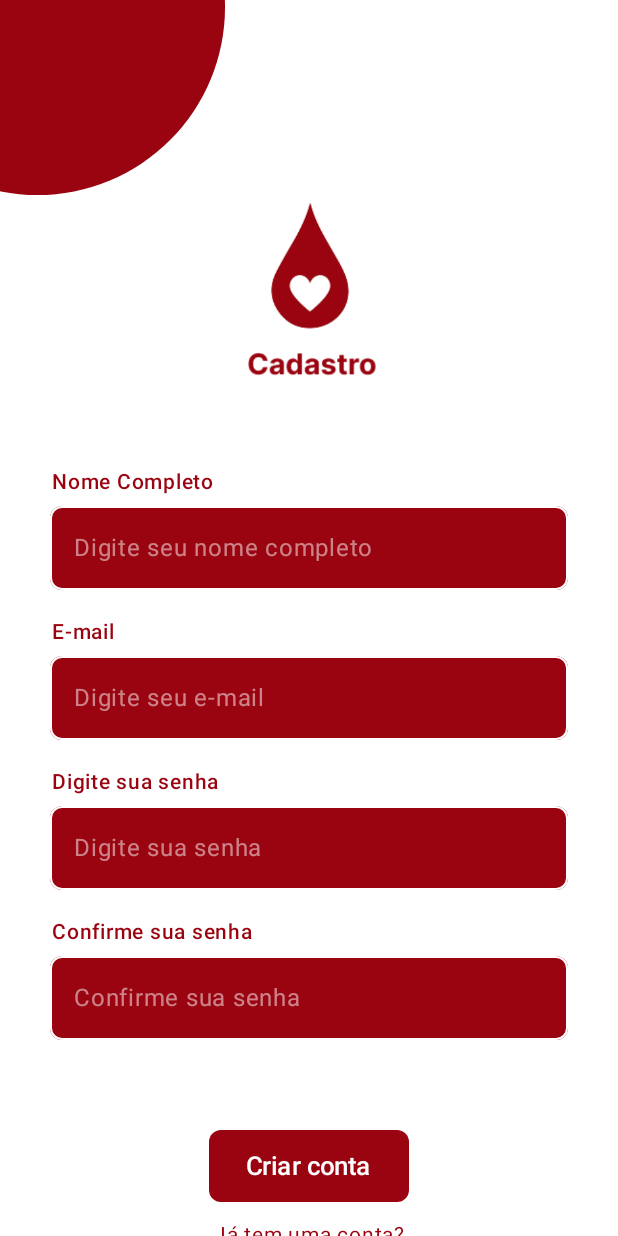
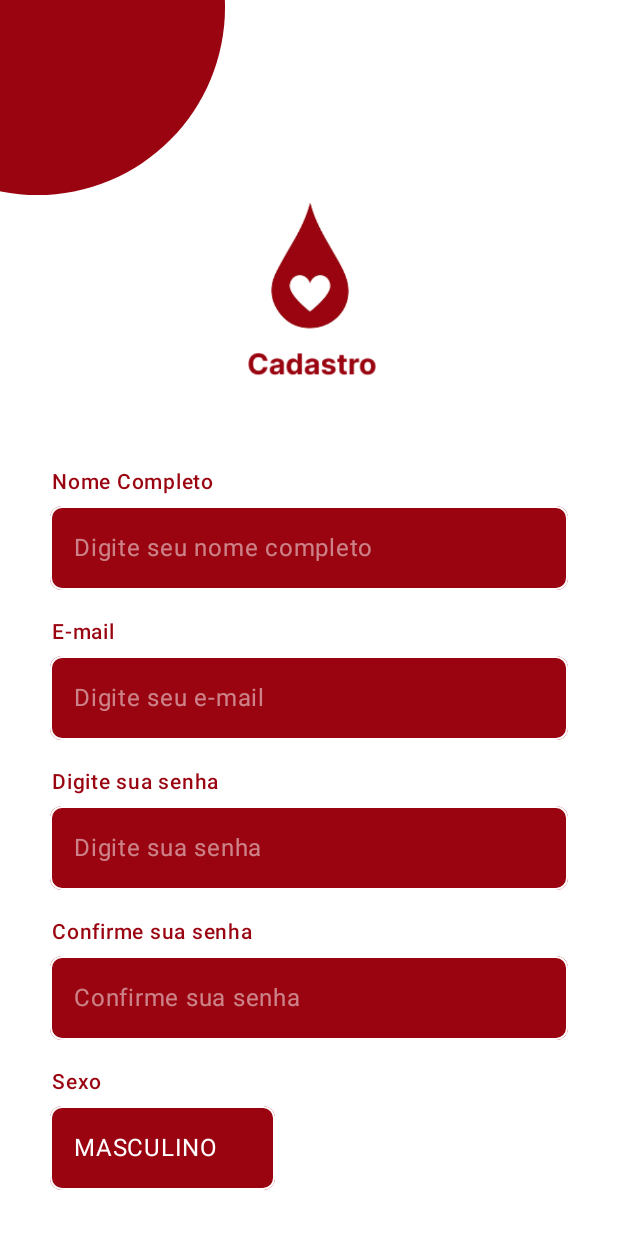
Before and after one commit to D4NIELT0RRES/mobile_DOEVIDA, an Android app built with Jetpack Compose: the tela_cadastro screen opened through its navigation route, on a phone screen of 412 x 824 dp. Run offline under Robolectric (Android 15) with nearby library versions, the phone set to English and light mode, and no system bars.

Commit message:
Integrando a API com as telas cadastro e login

```diff
--- a/app/src/main/java/com/example/doevida/model/Cadastro.kt
+++ b/app/src/main/java/com/example/doevida/model/Cadastro.kt
@@ -4,5 +4,5 @@ data class Cadastro(
     val nome: String = "",
     val email: String = "",
     val senha: String,
-    val confirmarSenha: String
+    val id_sexo: Int = 1
 )
--- a/app/src/main/java/com/example/doevida/screen/TelaCadastro.kt
+++ b/app/src/main/java/com/example/doevida/screen/TelaCadastro.kt
@@ -35,10 +35,8 @@ import com.example.doevida.service.RetrofitFactory
 import kotlinx.coroutines.Dispatchers
 import kotlinx.coroutines.launch
 import kotlinx.coroutines.withContext
-import retrofit2.Call
-import retrofit2.Callback
-import retrofit2.Response
 
+@OptIn(ExperimentalMaterial3Api::class)
 @Composable
 fun TelaCadastro(navController: NavController) {
 
@@ -51,11 +49,21 @@ fun TelaCadastro(navController: NavController) {
     val senha = remember { mutableStateOf("") }
     val confirmarSenha = remember { mutableStateOf("") }
 
-    //mensagens de erro
+    // mensagens de erro
     var isNomeError by remember { mutableStateOf<String?>(null) }
     var isEmailError by remember { mutableStateOf<String?>(null) }
     var isSenhaError by remember { mutableStateOf<String?>(null) }
     var isConfirmarSenhaError by remember { mutableStateOf<String?>(null) }
+
+    // 🔽 Lista de sexos (ordem do JSON do backend)
+    val listaSexos = listOf(
+        Pair(1, "MASCULINO"),
+        Pair(2, "FEMININO"),
+        Pair(3, "OUTRO")
+    )
+    var expanded by remember { mutableStateOf(false) }
+    var selectedSexo by remember { mutableStateOf(listaSexos[0].first) }
+    var selectedLabel by remember { mutableStateOf(listaSexos[0].second) }
 
     fun validarCadastro(): Boolean {
         isNomeError = when {
@@ -123,7 +131,7 @@ fun TelaCadastro(navController: NavController) {
                     .padding(horizontal = 1.dp),
                 horizontalAlignment = Alignment.CenterHorizontally
             ) {
-                //Nome
+                // Nome
                 Column {
                     Text(
                         text = "Nome Completo",
@@ -276,6 +284,58 @@ fun TelaCadastro(navController: NavController) {
                         color = Color.Red,
                         fontSize = 12.sp
                     )
+
+                    Spacer(modifier = Modifier.height(16.dp))
+
+                    // 🔽 Dropdown Sexo
+                    Text(
+                        text = "Sexo",
+                        fontSize = 14.sp,
+                        color = Color(0xFF990410),
+                        fontWeight = FontWeight.SemiBold,
+                        modifier = Modifier
+                            .fillMaxWidth()
+                            .padding(bottom = 4.dp, start = 1.dp),
+                        textAlign = TextAlign.Start
+                    )
+
+                    ExposedDropdownMenuBox(
+                        expanded = expanded,
+                        onExpandedChange = { expanded = !expanded }
+                    ) {
+                        OutlinedTextField(
+                            value = selectedLabel,
+                            onValueChange = {},
+                            readOnly = true,
+                            modifier = Modifier
+                                .menuAnchor()
+                                .width(150.dp) // 👈 largura ajustada para não ficar feio
+                                .background(Color(0xFF990410), shape = RoundedCornerShape(8.dp)),
+                            shape = RoundedCornerShape(8.dp),
+                            colors = OutlinedTextFieldDefaults.colors(
+                                focusedBorderColor = Color.White,
+                                unfocusedBorderColor = Color.White,
+                                cursorColor = Color.White,
+                                focusedTextColor = Color.White,
+                                unfocusedTextColor = Color.White
+                            )
+                        )
+                        ExposedDropdownMenu(
+                            expanded = expanded,
+                            onDismissRequest = { expanded = false }
+                        ) {
+                            listaSexos.forEach { (id, label) ->
+                                DropdownMenuItem(
+                                    text = { Text(label) },
+                                    onClick = {
+                                        selectedSexo = id
+                                        selectedLabel = label
+                                        expanded = false
+                                    }
+                                )
+                            }
+                        }
+                    }
                 }
 
                 Spacer(modifier = Modifier.height(60.dp))
@@ -287,11 +347,11 @@ fun TelaCadastro(navController: NavController) {
                                 nome = nomeCompleto.value,
                                 email = email.value,
                                 senha = senha.value,
-                                   confirmarSenha = confirmarSenha.value
+                                id_sexo = selectedSexo
                             )
                             coroutineScope.launch(Dispatchers.IO) {
                                 try {
-                                       val response = doevidaApi.insert(cadastro) // se insert é suspend
+                                    val response = doevidaApi.insert(cadastro)
                                     Log.d("API_Cadastro", "Resposta do backend: $response")
 
                                     withContext(Dispatchers.Main) {
@@ -300,7 +360,7 @@ fun TelaCadastro(navController: NavController) {
                                             "Cadastro realizado com sucesso!",
                                             Toast.LENGTH_LONG
                                         ).show()
-                                           navController.navigate("tela_home") {
+                                        navController.navigate("tela_login") {
                                             popUpTo("tela_cadastro") { inclusive = true }
                                         }
                                     }
--- a/app/src/main/java/com/example/doevida/service/RetrofitFactory.kt
+++ b/app/src/main/java/com/example/doevida/service/RetrofitFactory.kt
@@ -5,19 +5,14 @@ import retrofit2.converter.gson.GsonConverterFactory
 
 class RetrofitFactory {
 
-    private val BASE_URL = "http://10.107.144.11:8080/" //link da api
+    private val BASE_URL = "http://10.107.144.16:8080/v1/doevida/" // link da API
 
-    private val retrofitFactory = Retrofit
-        .Builder()
+    private val retrofit: Retrofit = Retrofit.Builder()
         .baseUrl(BASE_URL)
         .addConverterFactory(GsonConverterFactory.create())
         .build()
 
-
     fun getUserService(): UserService {
-        return retrofitFactory.create(UserService::class.java)
+        return retrofit.create(UserService::class.java)
     }
-
-    companion object
-
 }
--- a/app/src/main/java/com/example/doevida/service/UserService.kt
+++ b/app/src/main/java/com/example/doevida/service/UserService.kt
@@ -1,8 +1,10 @@
 package com.example.doevida.service
 
 import com.example.doevida.model.Cadastro
+import com.example.doevida.model.LoginRequest
 import com.example.doevida.model.LoginResponse
-import retrofit2.Call
+import com.example.doevida.model.RespostaCadastro
+import retrofit2.Response
 import retrofit2.http.Body
 import retrofit2.http.Headers
 import retrofit2.http.POST
@@ -10,11 +12,11 @@ import retrofit2.http.POST
 interface UserService {
 
     @Headers("Content-Type: application/json")
-    @POST("v1/doevida/usuario")
-    fun insert(@Body user: Cadastro): Call<Cadastro>
+    @POST("usuario")
+    suspend fun insert(@Body user: Cadastro): Response<RespostaCadastro>
 
     @Headers("Content-Type: application/json")
-    @POST("v1/doevida/login")
-    fun login(@Body login: LoginResponse): Call<LoginResponse>
+    @POST("login")
+    suspend fun login(@Body login: LoginRequest): Response<LoginResponse>
 
 }
--- /dev/null
+++ b/app/src/main/res/xml/network_security_config.xml
@@ -0,0 +1,6 @@
+<?xml version="1.0" encoding="utf-8"?>
+<network-security-config>
+    <domain-config cleartextTrafficPermitted="true">
+        <domain includeSubdomains="true">10.107.144.16</domain>
+    </domain-config>
+</network-security-config>
```
Also changed, not shown: app/src/main/AndroidManifest.xml (+7 -3 lines), app/src/main/java/com/example/doevida/model/LoginRequest.kt (added, +7 -0 lines), app/src/main/java/com/example/doevida/model/LoginResponse.kt (+6 -3 lines), app/src/main/java/com/example/doevida/model/RespostaCadastro.kt (added, +9 -0 lines), app/src/main/java/com/example/doevida/screen/TelaLogin.kt (+19 -34 lines). Lines whose indentation alone changed are shown as unchanged.
